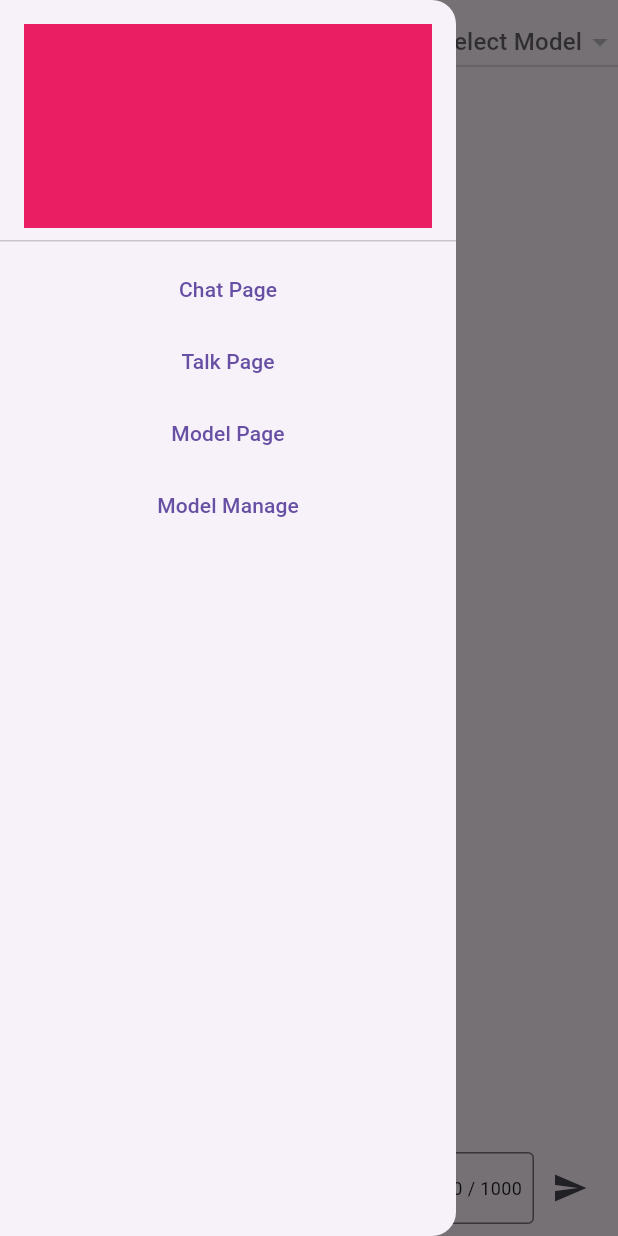
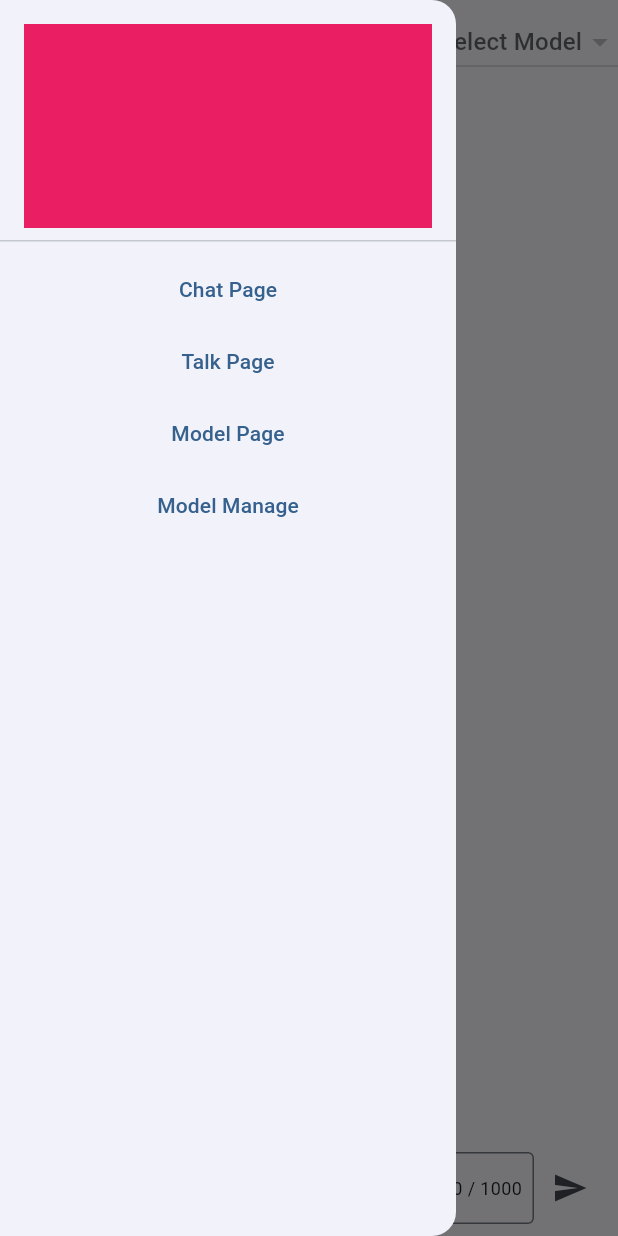
Before and after one commit to spruslan96-cmd/A.I.R.Imet, a Flutter app: the screen it shows after launch, with the side drawer open, on a phone screen of 412 x 824 dp. Run offline on Flutter 3.47's test engine with Material 3 defaults, Android fonts, the phone set to English and light mode, and no system bars; our stand-ins replace dio, flutter_colorpicker, flutter_tts, shared_preferences, speech_to_text; missing offline and left inert: llama_cpp_dart.

Commit message:
updated to use theme provider

```diff
--- a/lib/main.dart
+++ b/lib/main.dart
@@ -1,21 +1,54 @@
+// import 'package:flutter/material.dart';
+// import 'package:local_ai_chat/Screens/chat_page.dart';
+
+// void main() async {
+//   WidgetsFlutterBinding.ensureInitialized();
+
+//   runApp(const ChatAIApp()); // Run the app
+// }
+
+// class ChatAIApp extends StatelessWidget {
+//   const ChatAIApp({super.key});
+
+//   @override
+//   Widget build(BuildContext context) {
+//     return MaterialApp(
+//       title: 'Chat with the AI',
+//       theme: ThemeData(primarySwatch: Colors.blue),
+//       home: const ChatPage(), // Go to your ChatPage (UI)
+//     );
+//   }
+// }
+
 import 'package:flutter/material.dart';
 import 'package:local_ai_chat/Screens/chat_page.dart';
+import 'package:provider/provider.dart';
+import 'providers/theme_provider.dart';
 
 void main() async {
   WidgetsFlutterBinding.ensureInitialized();
-
-  runApp(const ChatAIApp()); // Run the app
+  final themeProvider = ThemeProvider();
+  runApp(MyApp(themeProvider: themeProvider));
 }
 
-class ChatAIApp extends StatelessWidget {
-  const ChatAIApp({super.key});
+class MyApp extends StatelessWidget {
+  final ThemeProvider themeProvider;
+  const MyApp({super.key, required this.themeProvider});
 
   @override
   Widget build(BuildContext context) {
-    return MaterialApp(
-      title: 'Chat with the AI',
-      theme: ThemeData(primarySwatch: Colors.blue),
-      home: const ChatPage(), // Go to your ChatPage (UI)
+    return ChangeNotifierProvider(
+      create: (_) => themeProvider,
+      child: Consumer<ThemeProvider>(
+        builder: (context, themeProvider, child) {
+          return MaterialApp(
+            debugShowCheckedModeBanner: false,
+            title: 'AI Chat',
+            theme: themeProvider.themeData,
+            home: const ChatPage(),
+          );
+        },
+      ),
     );
   }
 }
```
